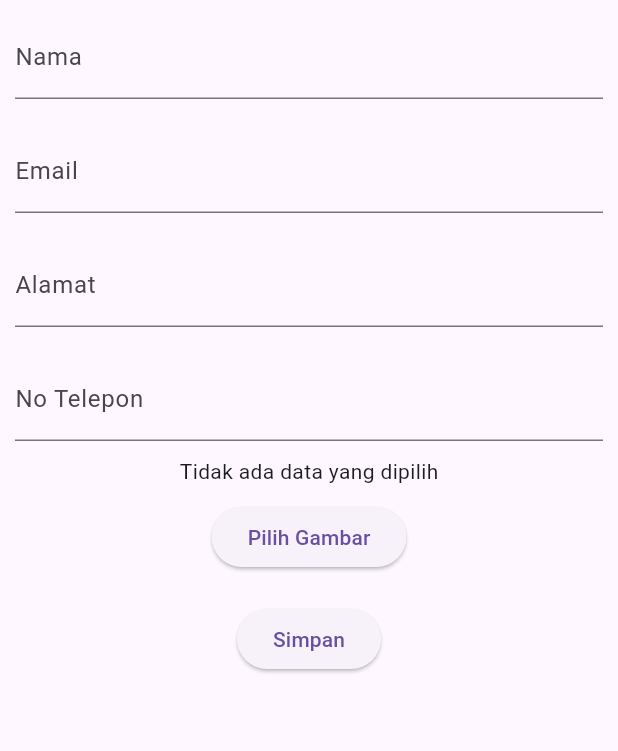
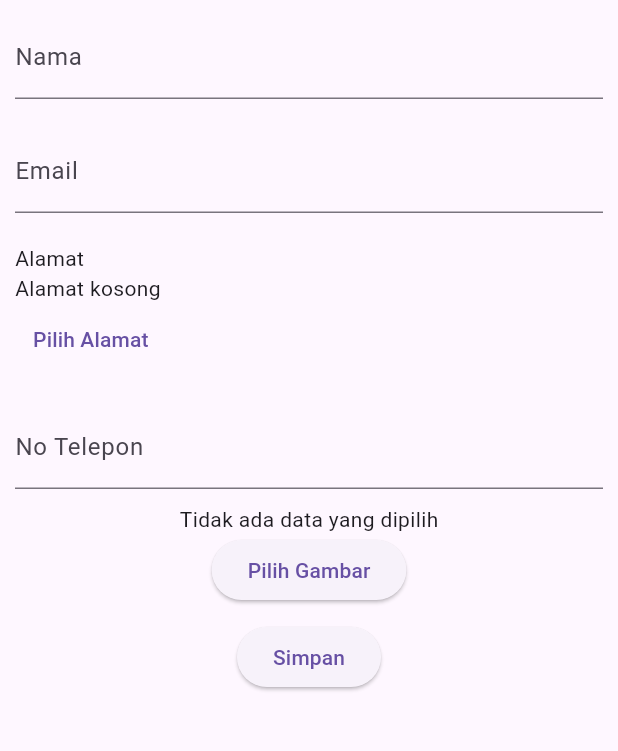
Before and after one commit to HamamPriyatmoko/data_kontak, a Flutter app: the FormKontak screen opened directly, on a phone screen of 412 x 824 dp, the part 84-835 px from its top. Run offline on Flutter 3.47's test engine with Material 3 defaults, Android fonts, the phone set to English and light mode, and no system bars; our stand-ins replace geocoding, geolocator, google_maps_flutter, image_picker; network calls fail.

Commit message:
Add fitur maps

```diff
--- a/lib/Screen/registrasi_screen.dart
+++ b/lib/Screen/registrasi_screen.dart
@@ -1,6 +1,7 @@
 import 'dart:io';
 
 import 'package:data_kontak/Screen/home_screen.dart';
+import 'package:data_kontak/Screen/maps_screen.dart';
 import 'package:data_kontak/controller/kontak_controller.dart';
 import 'package:data_kontak/model/kontak.dart';
 import 'package:flutter/material.dart';
@@ -16,11 +17,11 @@ class FormKontak extends StatefulWidget {
 class _FormKontakState extends State<FormKontak> {
   File? _image;
   final _imagePicker = ImagePicker();
+  String? _alamat;
 
   final _formKey = GlobalKey<FormState>();
   final _namaController = TextEditingController();
   final _emailController = TextEditingController();
-  final _alamatController = TextEditingController();
   final _notelpController = TextEditingController();
 
   final KontakController _personController = KontakController();
@@ -70,11 +71,52 @@ class _FormKontakState extends State<FormKontak> {
                 ),
               ),
               Container(
-                margin: EdgeInsets.all(10),
-                child: TextFormField(
-                  decoration: InputDecoration(
-                      labelText: "Alamat", hintText: "Masukkan Alamat"),
-                  controller: _alamatController,
+                width: double.infinity,
+                padding: const EdgeInsets.all(10),
+                child: Column(
+                  crossAxisAlignment: CrossAxisAlignment.start,
+                  children: [
+                    const Text("Alamat"),
+                    _alamat == null
+                        ? const SizedBox(
+                            width: double.infinity,
+                            child: Text('Alamat kosong'))
+                        : Text('$_alamat'),
+                    _alamat == null
+                        ? TextButton(
+                            onPressed: () async {
+                              Navigator.push(
+                                context,
+                                MaterialPageRoute(
+                                  builder: (context) => MapScreen(
+                                      onLocationSelected: (selectedAddress) {
+                                    setState(() {
+                                      _alamat = selectedAddress;
+                                    });
+                                  }),
+                                ),
+                              );
+                            },
+                            child: const Text('Pilih Alamat'),
+                          )
+                        : TextButton(
+                            onPressed: () async {
+                              Navigator.push(
+                                context,
+                                MaterialPageRoute(
+                                  builder: (context) => MapScreen(
+                                      onLocationSelected: (selectedAddress) {
+                                    setState(() {
+                                      _alamat = selectedAddress;
+                                    });
+                                  }),
+                                ),
+                              );
+                              setState(() {});
+                            },
+                            child: const Text('Ubah Alamat'),
+                          )
+                  ],
                 ),
               ),
               Container(
@@ -88,14 +130,11 @@ class _FormKontakState extends State<FormKontak> {
               _image == null
                   ? const Text("Tidak ada data yang dipilih")
                   : Image.file(_image!),
-              Container(
-                margin: const EdgeInsets.all(10),
-                child: ElevatedButton(
-                  onPressed: () {
-                    getImage();
-                  },
-                  child: const Text("Pilih Gambar"),
-                ),
+              ElevatedButton(
+                onPressed: () {
+                  getImage();
+                },
+                child: const Text("Pilih Gambar"),
               ),
               Container(
                 margin: const EdgeInsets.all(10),
@@ -107,7 +146,7 @@ class _FormKontakState extends State<FormKontak> {
                       Kontak _person = Kontak(
                         nama: _namaController.text,
                         email: _emailController.text,
-                        alamat: _alamatController.text,
+                        alamat: _alamat ?? '',
                         telepon: _notelpController.text,
                         foto: _image!.path,
                       );
--- a/pubspec.yaml
+++ b/pubspec.yaml
@@ -39,6 +39,9 @@ dependencies:
   image_picker:
   http:
   path:
+  geolocator: ^9.0.2
+  geocoding: ^2.0.4
+  google_maps_flutter: ^2.2.3
 
 dev_dependencies:
   flutter_test:
```
Also changed, not shown: lib/Screen/maps_screen.dart (added, +114 -0 lines), pubspec.lock, 5 other files.
